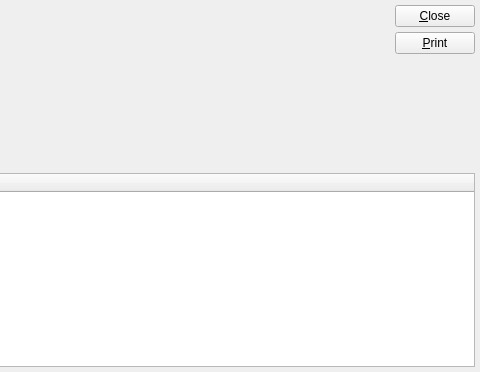
Qt form xtuple/trunk/guiclient/dspLaborVarianceByWorkOrder.ui (WooodHead/xtuple) before a commit; both pictures show x 273 to 753 and y 0 to 372 of the 753 by 372 pixel window.
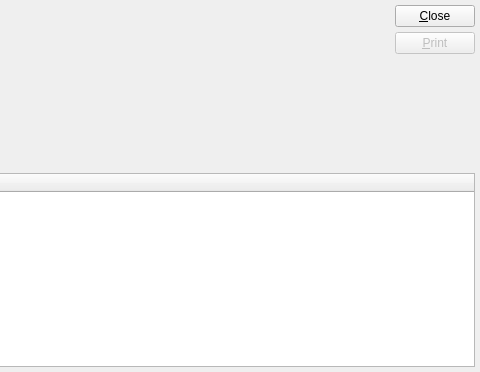
The same form after that commit. Custom widgets are drawn as their Qt base class.

```diff
--- a/xtuple/trunk/guiclient/dspLaborVarianceByWorkOrder.ui
+++ b/xtuple/trunk/guiclient/dspLaborVarianceByWorkOrder.ui
@@ -90,6 +90,9 @@
           </item>
           <item>
            <widget class="QPushButton" name="_print" >
+            <property name="enabled" >
+             <bool>false</bool>
+            </property>
             <property name="text" >
              <string>&amp;Print</string>
             </property>
```
Left out of the diff: 27 changed lines with no effect on the pictures.
